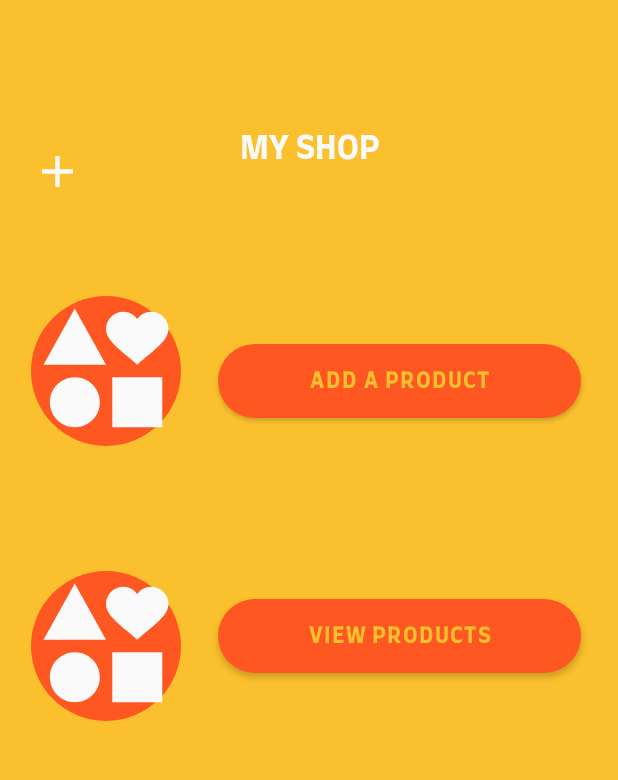
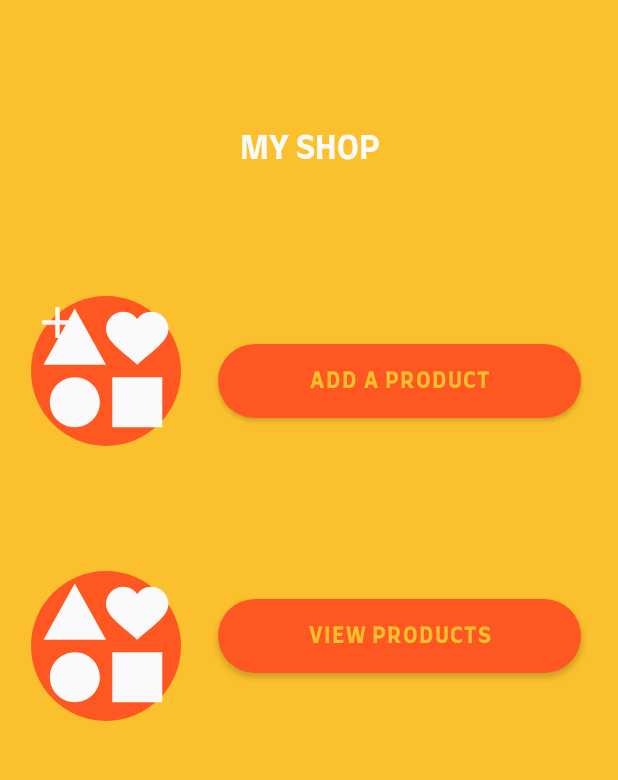
Before and after one commit to Ikarus999/MERNMarketplace2, an Android app: the MyShopActivity screen opened directly, with no data from a screen before it, on a phone screen of 412 x 824 dp, the part 389-1169 px from its top. Run offline under Robolectric (Android 15) with nearby library versions, the phone set to English and light mode, and no system bars.

Commit message:
--> Some minor UI Tweaks

```diff
--- a/app/src/main/res/layout/activity_home_screen.xml
+++ b/app/src/main/res/layout/activity_home_screen.xml
@@ -68,6 +68,7 @@
         android:id="@+id/productList"
         android:layout_width="match_parent"
         android:layout_height="400dp"
+        android:background="@drawable/edittext_rectangular"
         app:barrierMargin="@dimen/material_emphasis_medium"
         app:layout_constraintBottom_toBottomOf="parent"
         app:layout_constraintEnd_toEndOf="parent"
--- a/app/src/main/res/layout/activity_product_list.xml
+++ b/app/src/main/res/layout/activity_product_list.xml
@@ -61,6 +61,7 @@
         android:layout_width="match_parent"
         android:layout_height="417dp"
         android:layout_marginTop="19dp"
+        android:background="@drawable/edittext_rectangular"
         app:layout_constraintBottom_toBottomOf="parent"
         app:layout_constraintEnd_toEndOf="parent"
         app:layout_constraintStart_toStartOf="parent"
--- a/app/src/main/res/layout/activity_shop.xml
+++ b/app/src/main/res/layout/activity_shop.xml
@@ -117,13 +117,10 @@
         android:id="@+id/imageView11"
         android:layout_width="35dp"
         android:layout_height="35dp"
-        android:layout_marginTop="356dp"
-        app:layout_constraintBottom_toTopOf="@+id/imageView7"
         app:layout_constraintEnd_toEndOf="@+id/imageView7"
         app:layout_constraintHorizontal_bias="0.0"
         app:layout_constraintStart_toStartOf="@+id/imageView7"
-        app:layout_constraintTop_toTopOf="parent"
-        app:layout_constraintVertical_bias="0.0"
+        app:layout_constraintTop_toTopOf="@+id/imageView7"
         app:srcCompat="@drawable/baseline_add_24" />
 
 </androidx.constraintlayout.widget.ConstraintLayout>
--- a/app/src/main/res/layout/activity_shop_list.xml
+++ b/app/src/main/res/layout/activity_shop_list.xml
@@ -61,6 +61,7 @@
         android:layout_width="match_parent"
         android:layout_height="417dp"
         android:layout_marginTop="19dp"
+        android:background="@drawable/edittext_rectangular"
         app:layout_constraintBottom_toBottomOf="parent"
         app:layout_constraintEnd_toEndOf="parent"
         app:layout_constraintStart_toStartOf="parent"
```
